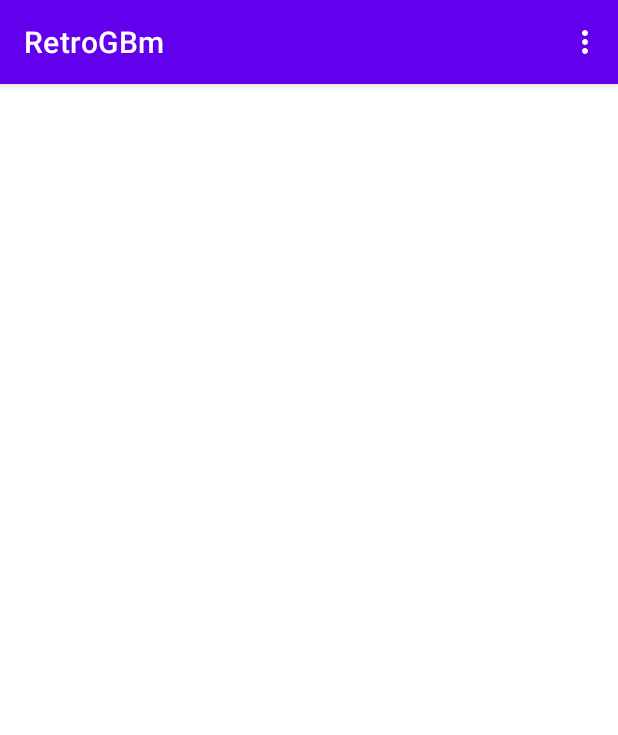
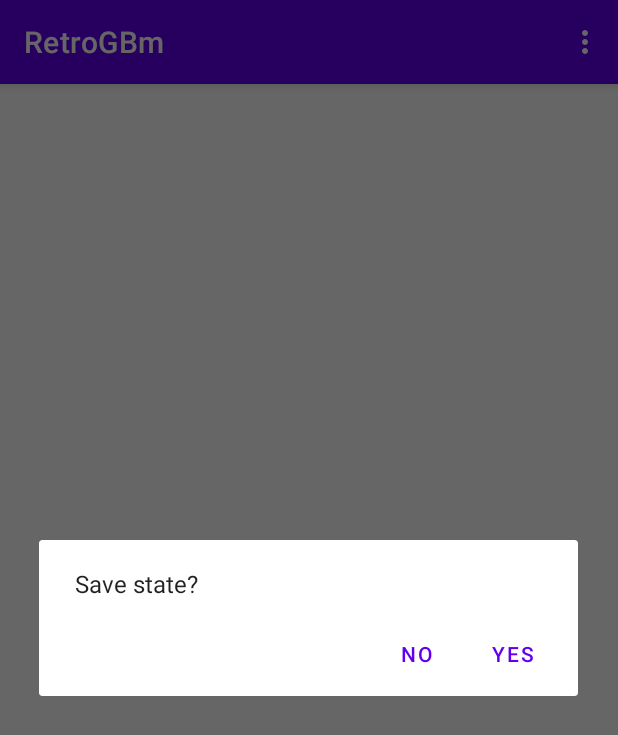
Before and after one commit to Callum5042/RetroGBm, an Android app: the screen it shows after launch (MainActivity), in the options menu, after a tap on "Save State", on a phone screen of 412 x 824 dp. Shown: the top 735 px of the screen. Run offline under Robolectric (Android 15) with nearby library versions, the phone set to English and light mode, and no system bars; 5 statements that could not run were skipped.

Commit message:
Added alert dialog when loading and saving states

```diff
--- a/Android/app/src/main/java/com/retrogbm/MainActivity.kt
+++ b/Android/app/src/main/java/com/retrogbm/MainActivity.kt
@@ -1,37 +1,34 @@
 package com.retrogbm
 
 import android.app.Activity
+import android.app.AlertDialog
+import android.content.DialogInterface
 import android.content.Intent
 import android.graphics.Bitmap
-import android.graphics.Color
 import android.graphics.Rect
 import android.net.Uri
-import androidx.appcompat.app.AppCompatActivity
 import android.os.Bundle
 import android.os.Environment
-import android.provider.DocumentsContract
 import android.util.Log
 import android.view.Menu
 import android.view.MenuInflater
 import android.view.MenuItem
 import android.view.MotionEvent
 import android.view.View
-import android.widget.Button
 import android.widget.ImageButton
 import android.widget.ImageView
-import android.widget.TextView
 import android.widget.Toast
 import androidx.activity.result.contract.ActivityResultContracts
+import androidx.appcompat.app.AppCompatActivity
 import com.retrogbm.databinding.ActivityMainBinding
 import kotlinx.coroutines.CoroutineScope
 import kotlinx.coroutines.Dispatchers
 import kotlinx.coroutines.Job
 import kotlinx.coroutines.launch
-import kotlinx.coroutines.runBlocking
 import kotlinx.coroutines.withContext
 import java.io.ByteArrayOutputStream
-import java.io.File
 import java.nio.IntBuffer
+
 
 class MainActivity : AppCompatActivity() {
 
@@ -75,13 +72,27 @@ class MainActivity : AppCompatActivity() {
                 true
             }
             R.id.save_state -> {
-                val path = getExternalFilesDir(Environment.DIRECTORY_DOCUMENTS)?.absolutePath!! + "/"
-                emulator.saveState(path)
+                val builder: AlertDialog.Builder = AlertDialog.Builder(this)
+                builder.setMessage("Save state?")
+                    .setPositiveButton("Yes") { dialog, which ->
+                        val path = getExternalFilesDir(Environment.DIRECTORY_DOCUMENTS)?.absolutePath!! + "/"
+                        emulator.saveState(path)
+                    }
+                    .setNegativeButton("No") { dialog, which -> }
+                    .show()
+
                 true
             }
             R.id.load_state -> {
-                val path = getExternalFilesDir(Environment.DIRECTORY_DOCUMENTS)?.absolutePath!! + "/"
-                emulator.loadState(path)
+                val builder: AlertDialog.Builder = AlertDialog.Builder(this)
+                builder.setMessage("Load state?")
+                    .setPositiveButton("Yes") { dialog, which ->
+                        val path = getExternalFilesDir(Environment.DIRECTORY_DOCUMENTS)?.absolutePath!! + "/"
+                        emulator.loadState(path)
+                    }
+                    .setNegativeButton("No") { dialog, which -> }
+                    .show()
+
                 true
             }
             R.id.help -> {
```
